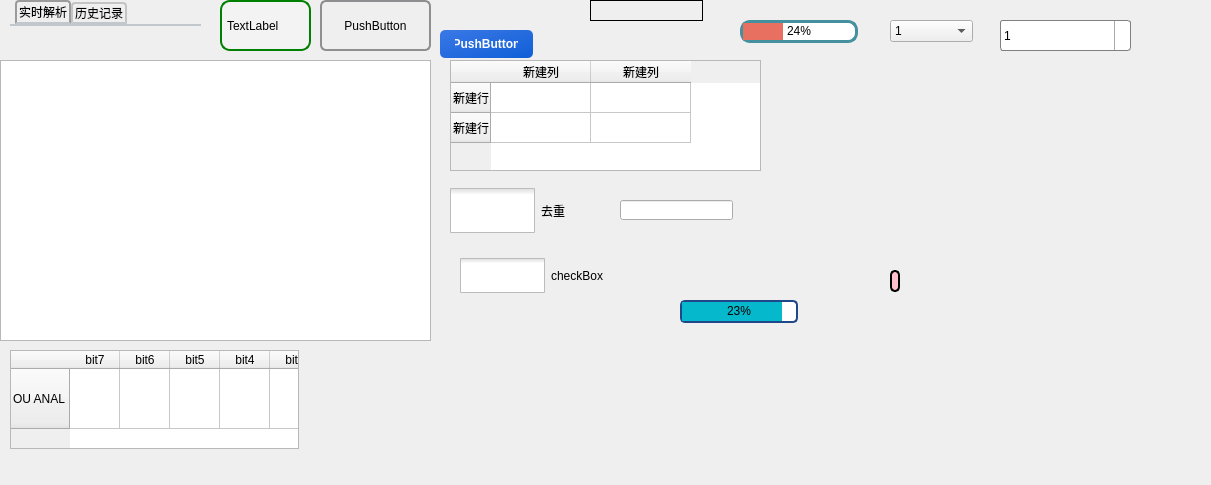
Old version of the form KCTS/KCTS Project/demo/test.ui in the repository learniuH/work.
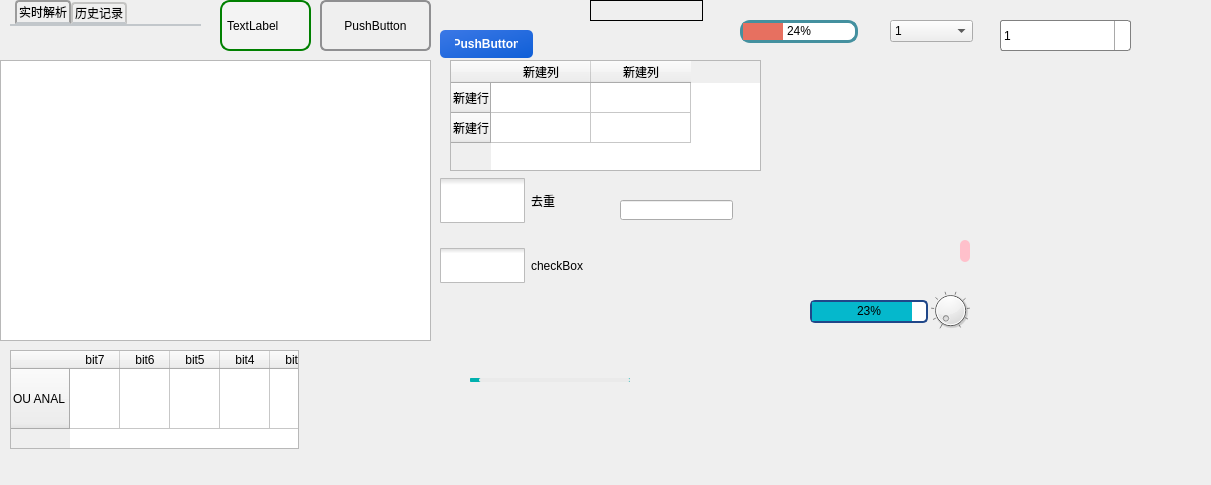
New version of the form. Icons and pictures are not drawn.

Patch:
```diff
--- a/KCTS/KCTS Project/demo/test.ui
+++ b/KCTS/KCTS Project/demo/test.ui
@@ -77,7 +77,7 @@
   <widget class="QProgressBar" name="progressBar">
    <property name="geometry">
     <rect>
-     <x>680</x>
+     <x>810</x>
      <y>300</y>
      <width>118</width>
      <height>23</height>
@@ -562,8 +562,8 @@
   <widget class="QCheckBox" name="checkBox">
    <property name="geometry">
     <rect>
-     <x>450</x>
-     <y>180</y>
+     <x>440</x>
+     <y>170</y>
      <width>171</width>
      <height>61</height>
     </rect>
@@ -590,8 +590,8 @@
   <widget class="QCheckBox" name="checkBox_3">
    <property name="geometry">
     <rect>
-     <x>460</x>
-     <y>240</y>
+     <x>440</x>
+     <y>230</y>
      <width>221</width>
      <height>71</height>
     </rect>
@@ -628,8 +628,8 @@
   <widget class="QSlider" name="horizontalSlider">
    <property name="geometry">
     <rect>
-     <x>890</x>
-     <y>270</y>
+     <x>960</x>
+     <y>240</y>
      <width>160</width>
      <height>22</height>
     </rect>
@@ -656,9 +656,116 @@
 }
 
 QSlider::sub-page:horizontal {
-	border: 2px solid;
 	border-radius: 5px;
     background: pink;
+}</string>
+   </property>
+   <property name="sliderPosition">
+    <number>0</number>
+   </property>
+   <property name="tracking">
+    <bool>true</bool>
+   </property>
+   <property name="orientation">
+    <enum>Qt::Horizontal</enum>
+   </property>
+   <property name="invertedAppearance">
+    <bool>false</bool>
+   </property>
+   <property name="invertedControls">
+    <bool>false</bool>
+   </property>
+   <property name="tickPosition">
+    <enum>QSlider::TicksAbove</enum>
+   </property>
+   <property name="tickInterval">
+    <number>0</number>
+   </property>
+  </widget>
+  <widget class="QDial" name="dial">
+   <property name="geometry">
+    <rect>
+     <x>930</x>
+     <y>290</y>
+     <width>41</width>
+     <height>41</height>
+    </rect>
+   </property>
+   <property name="styleSheet">
+    <string notr="true"/>
+   </property>
+   <property name="pageStep">
+    <number>10</number>
+   </property>
+   <property name="value">
+    <number>0</number>
+   </property>
+   <property name="orientation">
+    <enum>Qt::Horizontal</enum>
+   </property>
+   <property name="wrapping">
+    <bool>false</bool>
+   </property>
+   <property name="notchTarget">
+    <double>11.000000000000000</double>
+   </property>
+   <property name="notchesVisible">
+    <bool>true</bool>
+   </property>
+  </widget>
+  <widget class="QSlider" name="horizontalSlider_2">
+   <property name="geometry">
+    <rect>
+     <x>470</x>
+     <y>370</y>
+     <width>160</width>
+     <height>20</height>
+    </rect>
+   </property>
+   <property name="styleSheet">
+    <string notr="true">/*滑块的样式*/
+QSlider::groove:horizontal {
+	border: 1px solid #00B0AE;
+	background: #00B0AE;
+	height: 2px;
+	border-radius: 1px;
+	padding-left:0px;
+	padding-right:0px;
+}
+ 
+/*滑块经过的颜色:前面的颜色*/
+QSlider::sub-page:horizontal {
+	background: #00B0AE;
+	border: 1px solid #00B0AE;
+	height: 2px;
+	border-radius: 2px;
+}
+ 
+QSlider::add-page:horizontal {
+background: #EAEAEA;
+border: 0px solid #EAEAEA;
+height: 2px;
+border-radius: 2px;
+}
+QSlider::handle:horizontal 
+{
+    background: qradialgradient(spread:pad, cx:0.5, cy:0.5, radius:0.5, fx:0.5, fy:0.5, 
+    stop:0.6 #00B0AE,stop:0.98409 rgba(255, 255, 255, 255));
+ 
+    width: 15px;
+    margin-top: -6px;
+    margin-bottom: -6px;
+    border-radius: 5px;
+}
+ 
+QSlider::handle:horizontal:hover {
+    background: qradialgradient(spread:pad, cx:0.5, cy:0.5, radius:0.5, fx:0.5, fy:0.5, 
+    stop:0.6 #00B0AE,stop:0.98409 rgba(255, 255, 255, 255));
+ 
+    width: 15px;
+    margin-top: -6px;
+    margin-bottom: -6px;
+    border-radius: 5px;
 }</string>
    </property>
    <property name="orientation">
```
